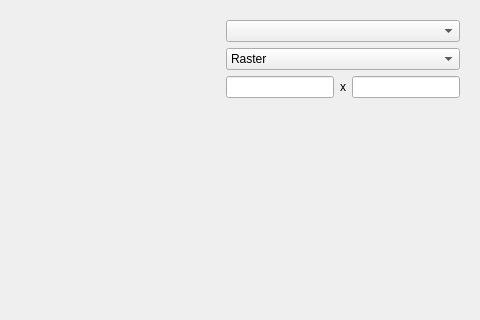
Above: src/mainwindow/exportdialog.ui from pasbi/ommpfritt before the change; both pictures show x 608 to 1088 and y 0 to 320 of the 1088 by 798 pixel window. Below: the same form after it.
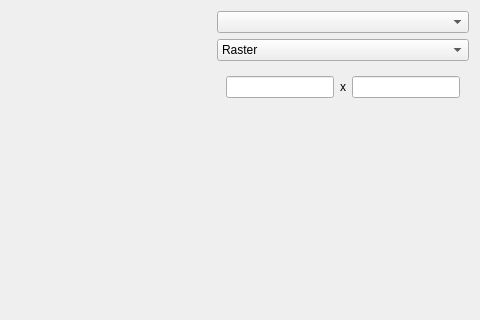
That is the form after the change. Custom widgets are drawn as their Qt base class.

```diff
--- a/src/mainwindow/exportdialog.ui
+++ b/src/mainwindow/exportdialog.ui
@@ -37,7 +37,24 @@
     </widget>
    </item>
    <item>
-    <layout class="QVBoxLayout" name="verticalLayout" stretch="0,0">
+    <layout class="QVBoxLayout" name="verticalLayout" stretch="0,0,0,0">
+     <item>
+      <widget class="omm::ReferenceLineEdit" name="cb_view"/>
+     </item>
+     <item>
+      <widget class="QComboBox" name="cb_format">
+       <item>
+        <property name="text">
+         <string>Raster</string>
+        </property>
+       </item>
+       <item>
+        <property name="text">
+         <string>SVG</string>
+        </property>
+       </item>
+      </widget>
+     </item>
      <item>
       <widget class="QStackedWidget" name="stackedWidget">
        <property name="currentIndex">
@@ -45,23 +62,6 @@
        </property>
        <widget class="QWidget" name="page">
         <layout class="QVBoxLayout" name="verticalLayout_2">
-         <item>
-          <widget class="omm::ReferenceLineEdit" name="cb_view"/>
-         </item>
-         <item>
-          <widget class="QComboBox" name="cb_format">
-           <item>
-            <property name="text">
-             <string>Raster</string>
-            </property>
-           </item>
-           <item>
-            <property name="text">
-             <string>SVG</string>
-            </property>
-           </item>
-          </widget>
-         </item>
          <item>
           <layout class="QHBoxLayout" name="horizontalLayout_2">
            <item>
```
Left out of the diff: 8 changed lines with no effect on the pictures.
